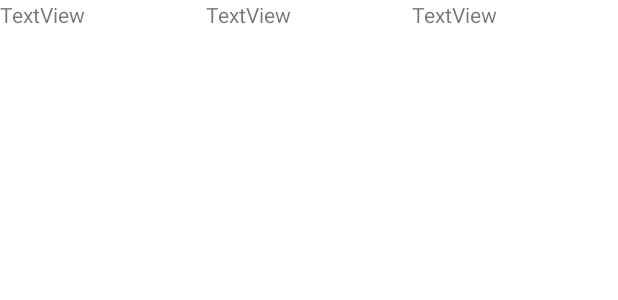
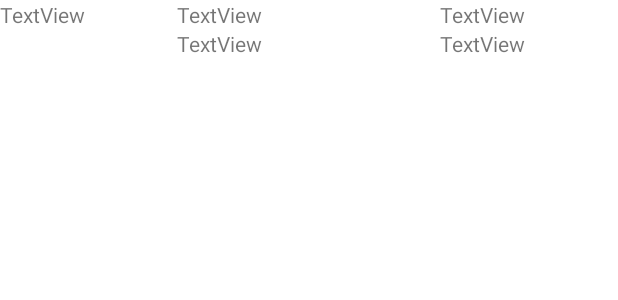
Before and after one commit to adityadav23/geo---json-parsing, an Android app: the layout listrow.xml on its own in the app's theme, with its tools: preview values and no code run, on a phone screen of 412 x 824 dp. Shown: the top 300 px of the screen. Run offline under Robolectric (Android 15) with nearby library versions, the phone set to English and light mode, and no system bars.

Commit message:
Formatted date from milliseconds to readable format

```diff
--- a/app/src/main/res/layout/listrow.xml
+++ b/app/src/main/res/layout/listrow.xml
@@ -2,7 +2,6 @@
 <LinearLayout xmlns:android="http://schemas.android.com/apk/res/android"
     android:layout_width="match_parent"
     android:layout_height="match_parent">
-
 
 
     <TextView
@@ -13,17 +12,48 @@
         android:text="TextView" />
 
 
+    <LinearLayout
+        android:layout_width="wrap_content"
+        android:layout_height="wrap_content"
+        android:layout_weight="1"
+        android:orientation="vertical">
+
         <TextView
             android:id="@+id/place"
+            android:layout_width="match_parent"
+            android:layout_height="wrap_content"
+            android:layout_weight="1"
+            android:text="TextView" />
+
+        <TextView
+            android:id="@+id/offset"
+            android:layout_width="match_parent"
+            android:layout_height="wrap_content"
+            android:layout_weight="1"
+            android:text="TextView" />
+    </LinearLayout>
+
+    <LinearLayout
         android:layout_width="0dp"
+        android:layout_height="wrap_content"
+        android:layout_weight="1"
+        android:orientation="vertical">
+
+
+        <TextView
+            android:id="@+id/date"
+            android:layout_width="match_parent"
             android:layout_height="wrap_content"
             android:layout_weight="1"
             android:text="TextView" />
 
         <TextView
             android:id="@+id/time"
-        android:layout_width="0dp"
+            android:layout_width="match_parent"
             android:layout_height="wrap_content"
             android:layout_weight="1"
             android:text="TextView" />
+
     </LinearLayout>
+
+</LinearLayout>
```
Also changed, not shown: app/src/main/java/com/example/jsonparsing/EarthquakeAdapter.java (+61 -4 lines). Lines whose indentation alone changed are shown as unchanged.
